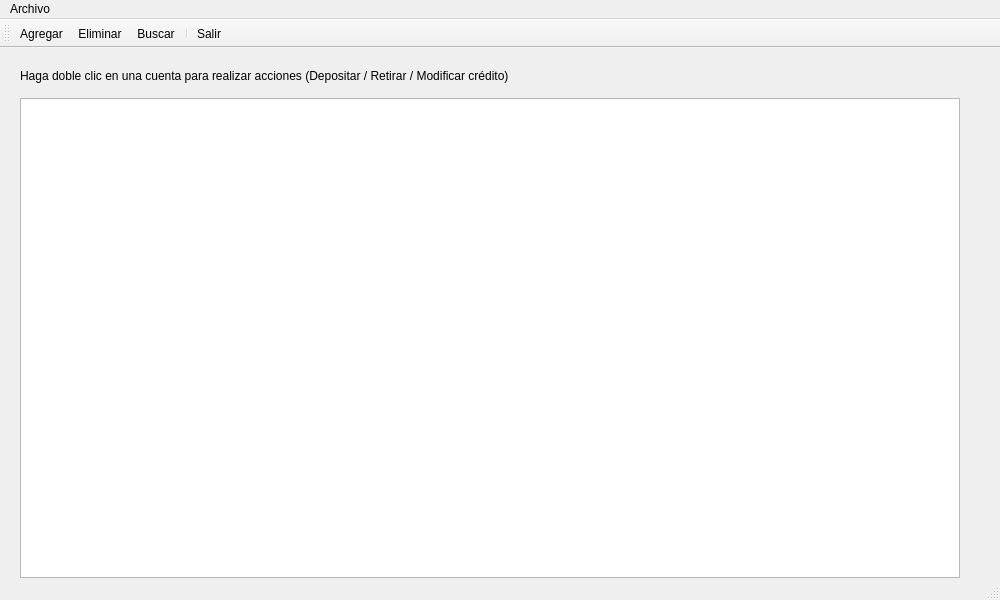
First picture: the form in pktCuentasUI/mwVentana.ui, repository Daleth50/MSC25_ACT_341, before the edit.
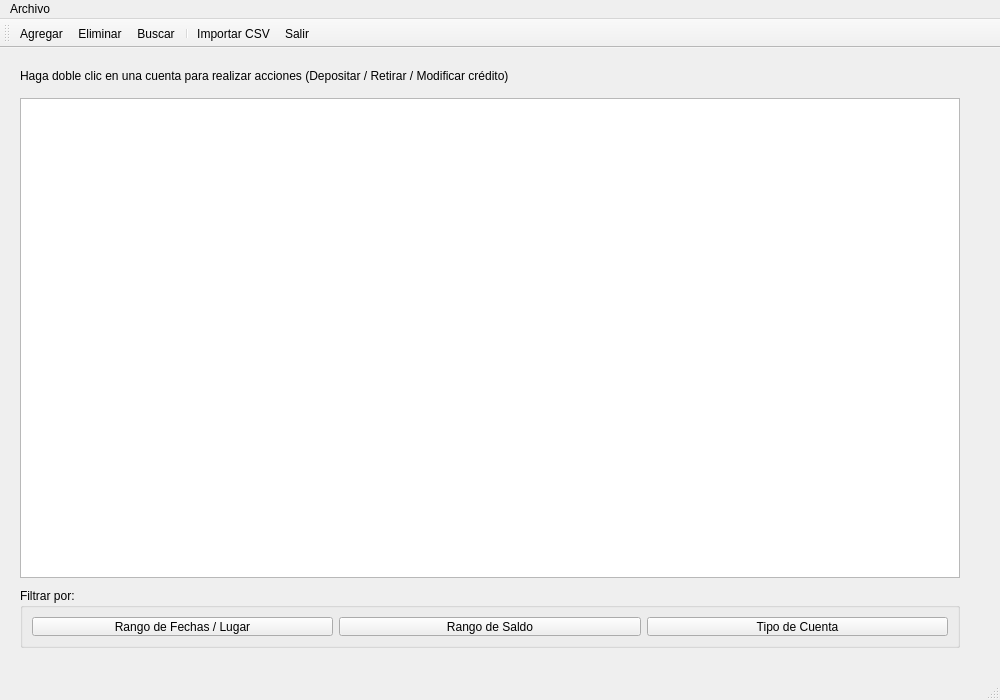
Second picture: the form after the edit. Icons and pictures are not drawn.

```diff
--- a/pktCuentasUI/mwVentana.ui
+++ b/pktCuentasUI/mwVentana.ui
@@ -7,7 +7,7 @@
                 <x>0</x>
                 <y>0</y>
                 <width>1000</width>
-                <height>600</height>
+                <height>700</height>
             </rect>
         </property>
         <property name="windowTitle">
@@ -43,6 +43,44 @@
                     </rect>
                 </property>
             </widget>
+
+            <!-- Sección visual exclusiva para filtros -->
+            <widget class="QGroupBox" name="groupFiltros">
+                <property name="geometry">
+                    <rect>
+                        <x>20</x>
+                        <y>540</y>
+                        <width>940</width>
+                        <height>60</height>
+                    </rect>
+                </property>
+                <property name="title">
+                    <string>Filtrar por:</string>
+                </property>
+                <layout class="QHBoxLayout" name="horizontalLayoutFiltros">
+                    <item>
+                        <widget class="QPushButton" name="btnFiltroFechaLugar">
+                            <property name="text">
+                                <string>Rango de Fechas / Lugar</string>
+                            </property>
+                        </widget>
+                    </item>
+                    <item>
+                        <widget class="QPushButton" name="btnFiltroBalance">
+                            <property name="text">
+                                <string>Rango de Saldo</string>
+                            </property>
+                        </widget>
+                    </item>
+                    <item>
+                        <widget class="QPushButton" name="btnFiltroTipo">
+                            <property name="text">
+                                <string>Tipo de Cuenta</string>
+                            </property>
+                        </widget>
+                    </item>
+                </layout>
+            </widget>
         </widget>
         <widget class="QMenuBar" name="menubar">
             <property name="geometry">
@@ -71,6 +109,7 @@
             <addaction name="action_delete"/>
             <addaction name="action_search"/>
             <addaction name="separator"/>
+            <addaction name="action_import_csv"/>
             <addaction name="action_exit"/>
         </widget>
         <action name="action_exit">
@@ -156,6 +195,16 @@
                 <string>Salir</string>
             </property>
         </action>
+        <action name="action_import_csv">
+            <property name="icon">
+                <iconset>
+                    <normaloff>../Iconos/upload_24.png</normaloff>../Iconos/upload_24.png
+                </iconset>
+            </property>
+            <property name="text">
+                <string>Importar CSV</string>
+            </property>
+        </action>
     </widget>
     <resources/>
     <connections/>
```
